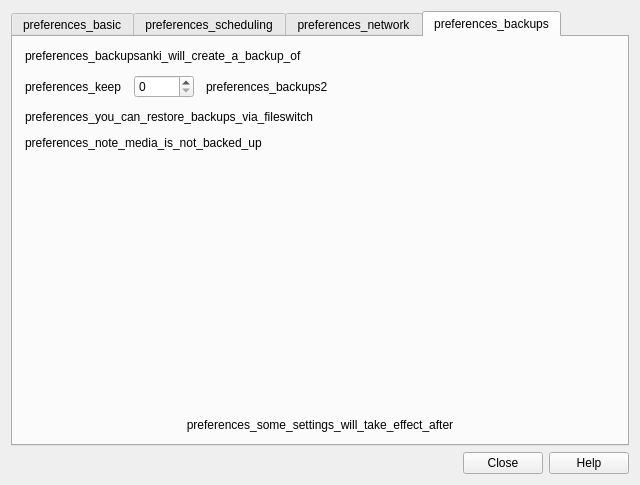
The window that qt/aqt/forms/preferences.ui (ankitects/anki) describes before a commit, drawn with Qt 5.
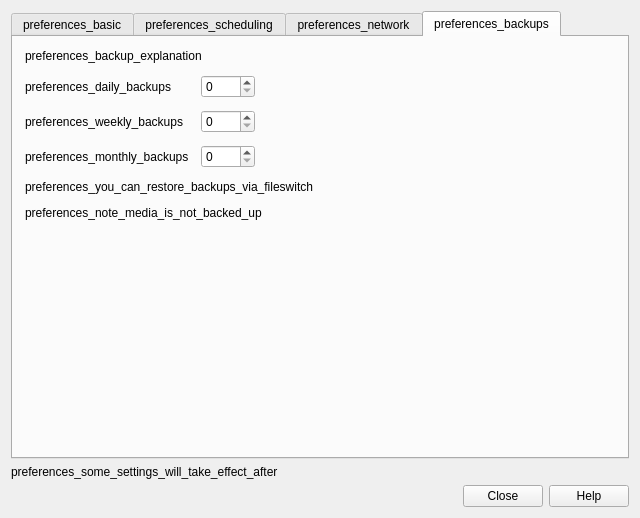
The same window after the commit. The open tabs and pages were chosen to show the change.

What changed in the file:
```diff
--- a/qt/aqt/forms/preferences.ui
+++ b/qt/aqt/forms/preferences.ui
@@ -7,7 +7,7 @@
     <x>0</x>
     <y>0</y>
     <width>640</width>
-    <height>480</height>
+    <height>518</height>
    </rect>
   </property>
   <property name="windowTitle">
@@ -493,7 +493,7 @@
        <item>
         <widget class="QLabel" name="label_9">
          <property name="text">
-          <string>preferences_backupsanki_will_create_a_backup_of</string>
+          <string>preferences_backup_explanation</string>
          </property>
          <property name="wordWrap">
           <bool>true</bool>
@@ -501,39 +501,77 @@
         </widget>
        </item>
        <item>
-        <layout class="QGridLayout" name="gridLayout_2">
-         <item row="0" column="0">
-          <widget class="QLabel" name="label_10">
-           <property name="text">
-            <string>preferences_keep</string>
+        <layout class="QGridLayout" name="gridLayout">
+         <item row="2" column="1">
+          <widget class="QSpinBox" name="weekly_backups">
+           <property name="maximum">
+            <number>9999</number>
            </property>
           </widget>
          </item>
          <item row="0" column="1">
-          <widget class="QSpinBox" name="numBackups">
-           <property name="minimumSize">
-            <size>
-             <width>60</width>
-             <height>0</height>
-            </size>
+          <widget class="QSpinBox" name="daily_backups">
+           <property name="maximum">
+            <number>9999</number>
            </property>
-           <property name="maximumSize">
-            <size>
-             <width>60</width>
-             <height>16777215</height>
-            </size>
+          </widget>
+         </item>
+         <item row="2" column="0">
+          <widget class="QLabel" name="label_5">
+           <property name="text">
+            <string>preferences_weekly_backups</string>
+           </property>
+          </widget>
+         </item>
+         <item row="0" column="0">
+          <widget class="QLabel" name="label_3">
+           <property name="text">
+            <string>preferences_daily_backups</string>
+           </property>
+          </widget>
+         </item>
+         <item row="3" column="1">
+          <widget class="QSpinBox" name="monthly_backups">
+           <property name="maximum">
+            <number>9999</number>
+           </property>
+          </widget>
+         </item>
+         <item row="3" column="0">
+          <widget class="QLabel" name="label_6">
+           <property name="text">
+            <string>preferences_monthly_backups</string>
            </property>
           </widget>
          </item>
          <item row="0" column="2">
-          <widget class="QLabel" name="label_11">
-           <property name="text">
-            <string>preferences_backups2</string>
+          <spacer name="horizontalSpacer_5">
+           <property name="orientation">
+            <enum>Qt::Horizontal</enum>
            </property>
-          </widget>
+           <property name="sizeHint" stdset="0">
+            <size>
+             <width>40</width>
+             <height>20</height>
+            </size>
+           </property>
+          </spacer>
          </item>
-         <item row="0" column="3">
-          <spacer name="horizontalSpacer">
+         <item row="2" column="2">
+          <spacer name="horizontalSpacer_6">
+           <property name="orientation">
+            <enum>Qt::Horizontal</enum>
+           </property>
+           <property name="sizeHint" stdset="0">
+            <size>
+             <width>40</width>
+             <height>20</height>
+            </size>
+           </property>
+          </spacer>
+         </item>
+         <item row="3" column="2">
+          <spacer name="horizontalSpacer_7">
            <property name="orientation">
             <enum>Qt::Horizontal</enum>
            </property>
@@ -577,20 +615,17 @@
          </property>
         </spacer>
        </item>
-       <item>
-        <widget class="QLabel" name="label_21">
-         <property name="text">
-          <string>preferences_some_settings_will_take_effect_after</string>
-         </property>
-         <property name="alignment">
-          <set>Qt::AlignCenter</set>
-         </property>
-        </widget>
-       </item>
       </layout>
      </widget>
     </widget>
    </item>
+   <item>
+    <widget class="QLabel" name="label_21">
+     <property name="text">
+      <string>preferences_some_settings_will_take_effect_after</string>
+     </property>
+    </widget>
+   </item>
    <item>
     <widget class="QDialogButtonBox" name="buttonBox">
      <property name="orientation">
```
Left out of the diff: 7 changed lines with no effect on the pictures.
